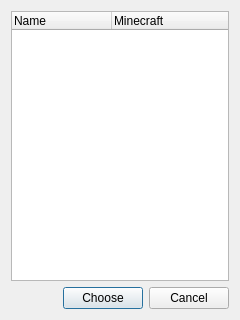
This is gui/dialogs/ChooseQuickModVersionDialog.ui in MultiMC/Launcher as Qt 5 draws it before an edit. The edited form follows.
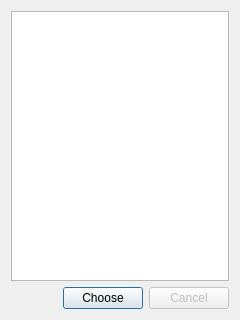
This is the edited form.

The edit to the form file:
```diff
--- a/gui/dialogs/ChooseQuickModVersionDialog.ui
+++ b/gui/dialogs/ChooseQuickModVersionDialog.ui
@@ -17,7 +17,7 @@
    <item>
     <widget class="QTreeWidget" name="versionsWidget">
      <attribute name="headerVisible">
-      <bool>true</bool>
+      <bool>false</bool>
      </attribute>
      <attribute name="headerDefaultSectionSize">
       <number>100</number>
@@ -58,6 +58,9 @@
      </item>
      <item>
       <widget class="QPushButton" name="cancelButton">
+       <property name="enabled">
+        <bool>false</bool>
+       </property>
        <property name="text">
         <string>Cancel</string>
        </property>
```
Left out of the diff: 32 changed lines with no effect on the pictures.
